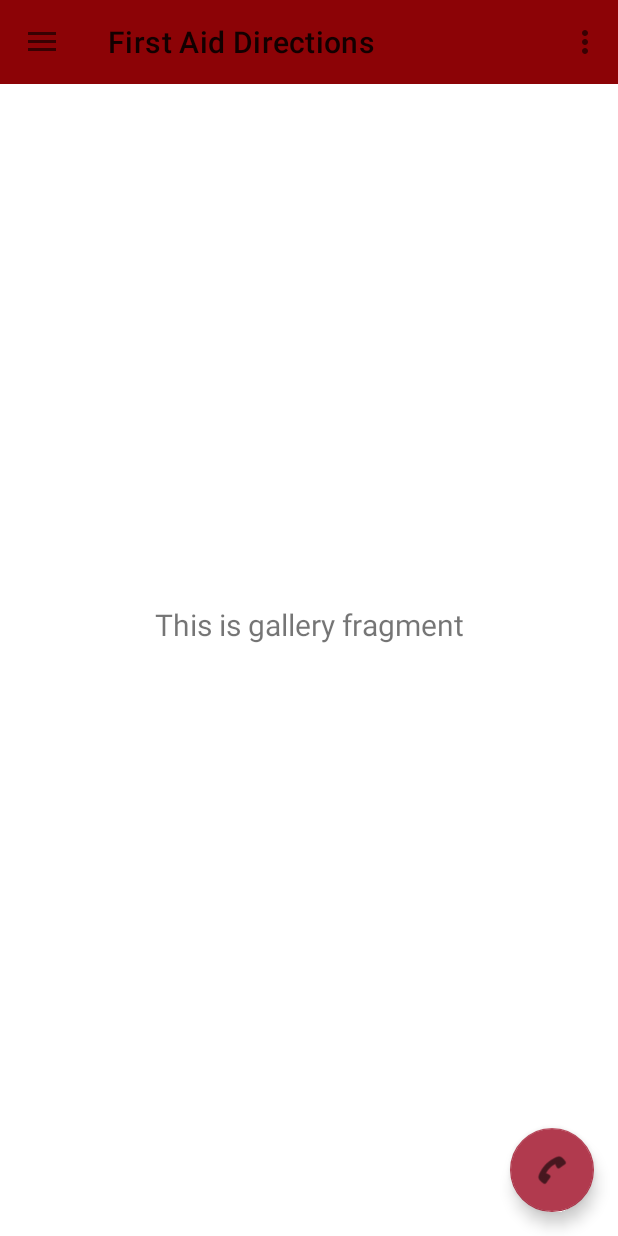
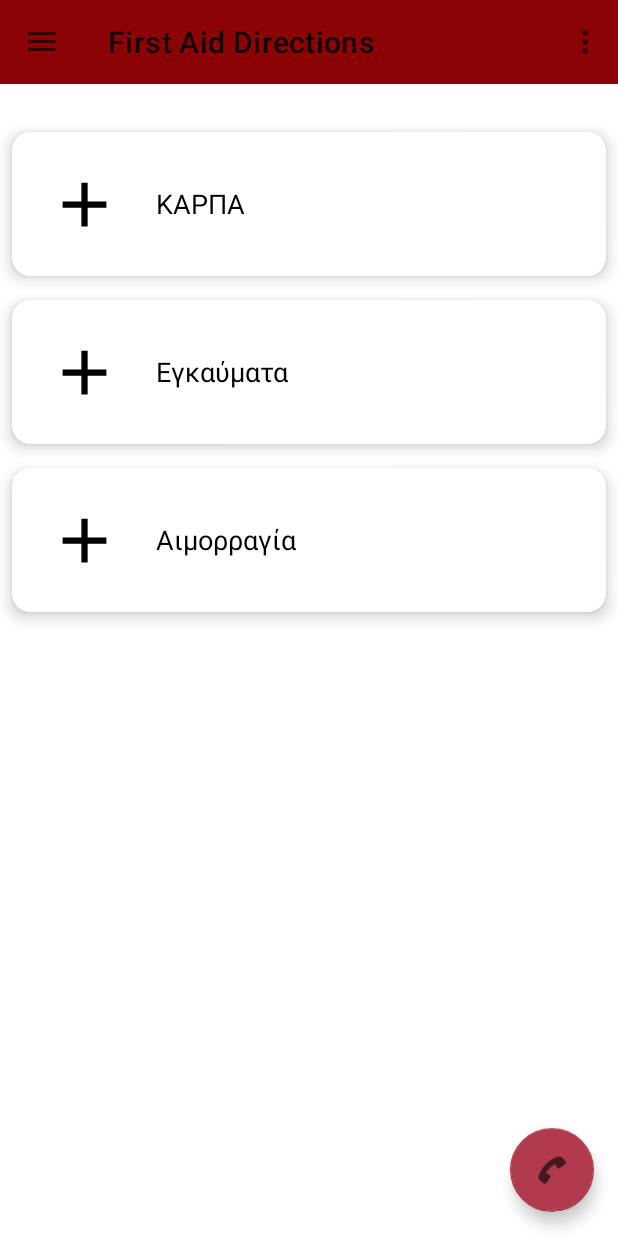
Before and after one commit to KostisSot/androidProject, an Android app: the screen it shows after launch (MainActivity), in the side drawer, after a tap on "Πρώτες Βοήθειες", on a phone screen of 412 x 824 dp. Run offline under Robolectric (Android 15) with nearby library versions, the phone set to English and light mode, and no system bars; our stand-ins replace navigation-ui; 2 statements that could not run were skipped.

Commit message:
instructions start

```diff
--- a/app/src/main/java/com/example/project1/MainActivity.java
+++ b/app/src/main/java/com/example/project1/MainActivity.java
@@ -45,7 +45,7 @@ public class MainActivity extends AppCompatActivity {
 
         mAppBarConfiguration = new AppBarConfiguration.Builder(
                 R.id.nav_home,
-                R.id.nav_gallery,
+                R.id.directionsFragment,
                 R.id.nav_slideshow,
                 R.id.nav_phones // <--- ΝΕΟ!
         )
@@ -70,11 +70,11 @@ public class MainActivity extends AppCompatActivity {
                 navController.popBackStack(R.id.nav_home, false);
                 navController.navigate(R.id.nav_home);
                 handled = true;
-            } else if (id == R.id.nav_gallery) {
-                navController.popBackStack(R.id.nav_gallery, false);
-                navController.navigate(R.id.nav_gallery);
+            } else if (id == R.id.directionsFragment) {
+                navController.popBackStack(R.id.directionsFragment, false);
+                navController.navigate(R.id.directionsFragment);
                 handled = true;
-            } else if (id == R.id.nav_slideshow) {
+        } else if (id == R.id.nav_slideshow) {
                 navController.popBackStack(R.id.nav_slideshow, false);
                 navController.navigate(R.id.nav_slideshow);
                 handled = true;
--- /dev/null
+++ b/app/src/main/java/com/example/project1/model/FirstAidTopic.java
@@ -0,0 +1,17 @@
+package com.example.project1.model;
+
+public class FirstAidTopic {
+    private int id;
+    private String title;
+    private int imageResId;
+
+    public FirstAidTopic(int id, String title, int imageResId) {
+        this.id = id;
+        this.title = title;
+        this.imageResId = imageResId;
+    }
+
+    public int getId() { return id; }
+    public String getTitle() { return title; }
+    public int getImageResId() { return imageResId; }
+}
--- /dev/null
+++ b/app/src/main/java/com/example/project1/ui/directions/DirectionsFragment.java
@@ -0,0 +1,61 @@
+package com.example.project1.ui.directions;
+
+import android.os.Bundle;
+import android.view.LayoutInflater;
+import android.view.View;
+import android.view.ViewGroup;
+
+import androidx.annotation.NonNull;
+import androidx.fragment.app.Fragment;
+import androidx.navigation.fragment.NavHostFragment;
+import androidx.recyclerview.widget.LinearLayoutManager;
+import androidx.recyclerview.widget.RecyclerView;
+
+import com.example.project1.R;
+import com.example.project1.databinding.FragmentDirectionsBinding;
+import com.example.project1.model.FirstAidTopic;
+
+import java.util.ArrayList;
+import java.util.List;
+
+public class DirectionsFragment extends Fragment {
+
+    private FragmentDirectionsBinding binding;
+    private List<FirstAidTopic> topicList;
+    private TopicAdapter adapter;
+
+    public View onCreateView(@NonNull LayoutInflater inflater,
+                             ViewGroup container, Bundle savedInstanceState) {
+
+        binding = FragmentDirectionsBinding.inflate(inflater, container, false);
+        View root = binding.getRoot();
+
+        setupRecyclerView();
+
+        return root;
+    }
+
+    private void setupRecyclerView() {
+        topicList = new ArrayList<>();
+        topicList.add(new FirstAidTopic(1, "ΚΑΡΠΑ", R.drawable.baseline_add_24));
+        topicList.add(new FirstAidTopic(2, "Εγκαύματα", R.drawable.baseline_add_24));
+        topicList.add(new FirstAidTopic(3, "Αιμορραγία", R.drawable.baseline_add_24));
+
+        adapter = new TopicAdapter(topicList, topic -> {
+            Bundle bundle = new Bundle();
+            bundle.putInt("topicId", topic.getId());
+            NavHostFragment.findNavController(this)
+                    .navigate(R.id.action_directionsFragment_to_instructionsFragment, bundle);
+        });
+
+        RecyclerView recyclerView = binding.recyclerView;
+        recyclerView.setLayoutManager(new LinearLayoutManager(getContext()));
+        recyclerView.setAdapter(adapter);
+    }
+
+    @Override
+    public void onDestroyView() {
+        super.onDestroyView();
+        binding = null;
+    }
+}
--- a/app/src/main/java/com/example/project1/ui/gallery/GalleryViewModel.java
+++ b/app/src/main/java/com/example/project1/ui/directions/DirectionsViewModel.java
@@ -1,14 +1,14 @@
-package com.example.project1.ui.gallery;
+package com.example.project1.ui.directions;
 
 import androidx.lifecycle.LiveData;
 import androidx.lifecycle.MutableLiveData;
 import androidx.lifecycle.ViewModel;
 
-public class GalleryViewModel extends ViewModel {
+public class DirectionsViewModel extends ViewModel {
 
     private final MutableLiveData<String> mText;
 
-    public GalleryViewModel() {
+    public DirectionsViewModel() {
         mText = new MutableLiveData<>();
         mText.setValue("This is gallery fragment");
     }
--- /dev/null
+++ b/app/src/main/java/com/example/project1/ui/directions/TopicAdapter.java
@@ -0,0 +1,63 @@
+package com.example.project1.ui.directions;
+
+import android.content.Context;
+import android.view.LayoutInflater;
+import android.view.View;
+import android.view.ViewGroup;
+import android.widget.ImageView;
+import android.widget.TextView;
+
+import androidx.annotation.NonNull;
+import androidx.recyclerview.widget.RecyclerView;
+
+import com.example.project1.R;
+import com.example.project1.model.FirstAidTopic;
+
+import java.util.List;
+
+public class TopicAdapter extends RecyclerView.Adapter<TopicAdapter.TopicViewHolder> {
+
+    public interface OnItemClickListener {
+        void onItemClick(FirstAidTopic topic);
+    }
+
+    private List<FirstAidTopic> topicList;
+    private OnItemClickListener listener;
+
+    public TopicAdapter(List<FirstAidTopic> topicList, OnItemClickListener listener) {
+        this.topicList = topicList;
+        this.listener = listener;
+    }
+
+    @NonNull
+    @Override
+    public TopicViewHolder onCreateViewHolder(@NonNull ViewGroup parent, int viewType) {
+        View view = LayoutInflater.from(parent.getContext())
+                .inflate(R.layout.item_topic_card, parent, false);
+        return new TopicViewHolder(view);
+    }
+
+    @Override
+    public void onBindViewHolder(@NonNull TopicViewHolder holder, int position) {
+        FirstAidTopic topic = topicList.get(position);
+        holder.title.setText(topic.getTitle());
+        holder.icon.setImageResource(topic.getImageResId());
+        holder.itemView.setOnClickListener(v -> listener.onItemClick(topic));
+    }
+
+    @Override
+    public int getItemCount() {
+        return topicList.size();
+    }
+
+    public static class TopicViewHolder extends RecyclerView.ViewHolder {
+        ImageView icon;
+        TextView title;
+
+        public TopicViewHolder(@NonNull View itemView) {
+            super(itemView);
+            icon = itemView.findViewById(R.id.topicIcon);
+            title = itemView.findViewById(R.id.topicTitle);
+        }
+    }
+}
--- a/app/src/main/java/com/example/project1/ui/gallery/GalleryFragment.java
+++ /dev/null
@@ -1,37 +0,0 @@
-package com.example.project1.ui.gallery;
-
-import android.os.Bundle;
-import android.view.LayoutInflater;
-import android.view.View;
-import android.view.ViewGroup;
-import android.widget.TextView;
-
-import androidx.annotation.NonNull;
-import androidx.fragment.app.Fragment;
-import androidx.lifecycle.ViewModelProvider;
-
-import com.example.project1.databinding.FragmentGalleryBinding;
-
-public class GalleryFragment extends Fragment {
-
-    private FragmentGalleryBinding binding;
-
-    public View onCreateView(@NonNull LayoutInflater inflater,
-                             ViewGroup container, Bundle savedInstanceState) {
-        GalleryViewModel galleryViewModel =
-                new ViewModelProvider(this).get(GalleryViewModel.class);
-
-        binding = FragmentGalleryBinding.inflate(inflater, container, false);
-        View root = binding.getRoot();
-
-        final TextView textView = binding.textGallery;
-        galleryViewModel.getText().observe(getViewLifecycleOwner(), textView::setText);
-        return root;
-    }
-
-    @Override
-    public void onDestroyView() {
-        super.onDestroyView();
-        binding = null;
-    }
-}
--- /dev/null
+++ b/app/src/main/java/com/example/project1/ui/instructions/InstructionsFragment.java
@@ -0,0 +1,37 @@
+package com.example.project1.ui.instructions;
+
+import android.os.Bundle;
+import android.view.LayoutInflater;
+import android.view.View;
+import android.view.ViewGroup;
+
+import androidx.annotation.NonNull;
+import androidx.annotation.Nullable;
+import androidx.fragment.app.Fragment;
+
+import com.example.project1.R;
+
+public class InstructionsFragment extends Fragment {
+
+    public InstructionsFragment() {
+        // Required empty public constructor
+    }
+
+    @Override
+    public View onCreateView(@NonNull LayoutInflater inflater, ViewGroup container,
+                             Bundle savedInstanceState) {
+        return inflater.inflate(R.layout.fragment_instructions, container, false);
+    }
+
+    @Override
+    public void onViewCreated(@NonNull View view, @Nullable Bundle savedInstanceState) {
+        super.onViewCreated(view, savedInstanceState);
+
+        // Εδώ μπορείς να πάρεις το topicId από το bundle αν χρειάζεται
+        Bundle args = getArguments();
+        if (args != null) {
+            int topicId = args.getInt("topicId");
+            // Χρησιμοποίησε το topicId για να φορτώσεις περιεχόμενο
+        }
+    }
+}
--- /dev/null
+++ b/app/src/main/res/layout/fragment_directions.xml
@@ -0,0 +1,19 @@
+<?xml version="1.0" encoding="utf-8"?>
+<androidx.constraintlayout.widget.ConstraintLayout
+    xmlns:android="http://schemas.android.com/apk/res/android"
+    xmlns:app="http://schemas.android.com/apk/res-auto"
+    xmlns:tools="http://schemas.android.com/tools"
+    android:layout_width="match_parent"
+    android:layout_height="match_parent"
+    tools:context=".ui.directions.DirectionsFragment">
+
+    <androidx.recyclerview.widget.RecyclerView
+        android:id="@+id/recyclerView"
+        android:layout_width="0dp"
+        android:layout_height="0dp"
+        android:layout_marginTop="80dp"
+        app:layout_constraintTop_toTopOf="parent"
+        app:layout_constraintBottom_toBottomOf="parent"
+        app:layout_constraintStart_toStartOf="parent"
+        app:layout_constraintEnd_toEndOf="parent" />
+</androidx.constraintlayout.widget.ConstraintLayout>
--- a/app/src/main/res/layout/fragment_gallery.xml
+++ /dev/null
@@ -1,22 +0,0 @@
-<?xml version="1.0" encoding="utf-8"?>
-<androidx.constraintlayout.widget.ConstraintLayout xmlns:android="http://schemas.android.com/apk/res/android"
-    xmlns:app="http://schemas.android.com/apk/res-auto"
-    xmlns:tools="http://schemas.android.com/tools"
-    android:layout_width="match_parent"
-    android:layout_height="match_parent"
-    tools:context=".ui.gallery.GalleryFragment">
-
-    <TextView
-        android:id="@+id/text_gallery"
-        android:layout_width="match_parent"
-        android:layout_height="wrap_content"
-        android:layout_marginStart="8dp"
-        android:layout_marginTop="8dp"
-        android:layout_marginEnd="8dp"
-        android:textAlignment="center"
-        android:textSize="20sp"
-        app:layout_constraintBottom_toBottomOf="parent"
-        app:layout_constraintEnd_toEndOf="parent"
-        app:layout_constraintStart_toStartOf="parent"
-        app:layout_constraintTop_toTopOf="parent" />
-</androidx.constraintlayout.widget.ConstraintLayout>
--- /dev/null
+++ b/app/src/main/res/layout/fragment_instructions.xml
@@ -0,0 +1,15 @@
+<?xml version="1.0" encoding="utf-8"?>
+<ScrollView xmlns:android="http://schemas.android.com/apk/res/android"
+    android:id="@+id/instructionsScroll"
+    android:layout_width="match_parent"
+    android:layout_height="match_parent"
+    android:padding="16dp">
+
+    <TextView
+        android:id="@+id/instructionsText"
+        android:layout_width="match_parent"
+        android:layout_height="wrap_content"
+        android:layout_marginTop="80dp"
+        android:text="Εδώ θα εμφανίζονται οι οδηγίες για το κάθε θέμα πρώτων βοηθειών."
+        android:textSize="18sp" />
+</ScrollView>
--- /dev/null
+++ b/app/src/main/res/layout/item_topic_card.xml
@@ -0,0 +1,34 @@
+<androidx.cardview.widget.CardView xmlns:android="http://schemas.android.com/apk/res/android"
+    xmlns:card_view="http://schemas.android.com/apk/res-auto"
+    android:layout_width="match_parent"
+    android:layout_height="wrap_content"
+    android:layout_margin="8dp"
+    card_view:cardCornerRadius="12dp"
+    card_view:cardElevation="6dp">
+
+    <LinearLayout
+        android:orientation="horizontal"
+        android:padding="16dp"
+        android:gravity="center_vertical"
+        android:layout_width="match_parent"
+        android:layout_height="wrap_content">
+
+        <ImageView
+            android:id="@+id/topicIcon"
+            android:layout_width="64dp"
+            android:layout_height="64dp"
+            android:layout_marginEnd="16dp"
+            android:scaleType="centerInside"
+            android:contentDescription="Topic Icon" />
+
+        <TextView
+            android:id="@+id/topicTitle"
+            android:layout_width="0dp"
+            android:layout_height="wrap_content"
+            android:layout_weight="1"
+            android:textSize="18sp"
+            android:textColor="#000"
+            android:text="Sample Topic" />
+
+    </LinearLayout>
+</androidx.cardview.widget.CardView>
--- a/app/src/main/res/menu/activity_main_drawer.xml
+++ b/app/src/main/res/menu/activity_main_drawer.xml
@@ -10,7 +10,7 @@
             android:title="@string/menu_home"
             />
         <item
-            android:id="@+id/nav_gallery"
+            android:id="@+id/directionsFragment"
             android:icon="@drawable/ic_cross"
             android:title="@string/menu_first_aid_directions" />
         <item
--- a/app/src/main/res/navigation/mobile_navigation.xml
+++ b/app/src/main/res/navigation/mobile_navigation.xml
@@ -3,30 +3,48 @@
     xmlns:app="http://schemas.android.com/apk/res-auto"
     xmlns:tools="http://schemas.android.com/tools"
     android:id="@+id/mobile_navigation"
-    app:startDestination="@+id/nav_home">
+    app:startDestination="@id/nav_home">
 
     <fragment
         android:id="@+id/nav_home"
         android:name="com.example.project1.ui.home.HomeFragment"
         android:label="Epione"
-        tools:layout="@layout/fragment_home" />
+        tools:layout="@layout/fragment_home">
+
+        <action
+            android:id="@+id/action_nav_home_to_directionsFragment"
+            app:destination="@id/directionsFragment" />
+    </fragment>
+
 
     <fragment
-        android:id="@+id/nav_gallery"
-        android:name="com.example.project1.ui.gallery.GalleryFragment"
+        android:id="@+id/directionsFragment"
+        android:name="com.example.project1.ui.directions.DirectionsFragment"
         android:label="First Aid Directions"
-        tools:layout="@layout/fragment_gallery" />
+        tools:layout="@layout/fragment_directions">
+
+        <action
+            android:id="@+id/action_directionsFragment_to_instructionsFragment"
+            app:destination="@id/instructionsFragment" />
+
+    </fragment>
+
+    <fragment
+        android:id="@+id/instructionsFragment"
+        android:name="com.example.project1.ui.instructions.InstructionsFragment"
+        android:label="Οδηγίες"
+        tools:layout="@layout/fragment_instructions" />
 
     <fragment
         android:id="@+id/nav_slideshow"
         android:name="com.example.project1.ui.slideshow.SlideshowFragment"
         android:label="Quizes"
         tools:layout="@layout/fragment_slideshow" />
+
     <fragment
         android:id="@+id/nav_phones"
         android:name="com.example.project1.ui.phones.PhonesFragment"
         android:label="Τηλέφωνα Α' Βοηθειών"
         tools:layout="@layout/fragment_phone_numbers" />
 
-
 </navigation>
```
